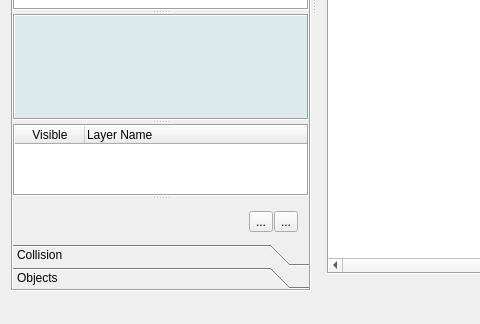
Old version of the form MainWindow.ui in the repository Preece/TGL; both pictures show x 0 to 480 and y 343 to 667 of the 1000 by 667 pixel window.
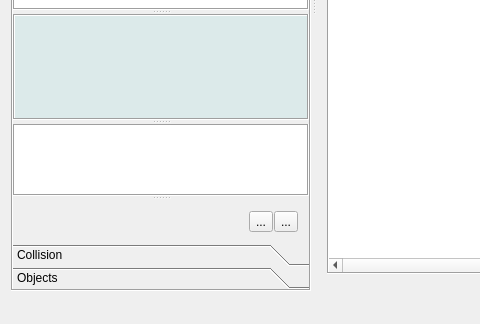
New version of the form. Icons and pictures are not drawn. Custom widgets are drawn as their Qt base class.

```diff
--- a/MainWindow.ui
+++ b/MainWindow.ui
@@ -414,6 +414,9 @@
             <property name="rowCount">
              <number>0</number>
             </property>
+            <attribute name="horizontalHeaderVisible">
+             <bool>false</bool>
+            </attribute>
             <attribute name="horizontalHeaderCascadingSectionResizes">
              <bool>true</bool>
             </attribute>
```
Left out of the diff: 2 changed lines with no effect on the pictures.
